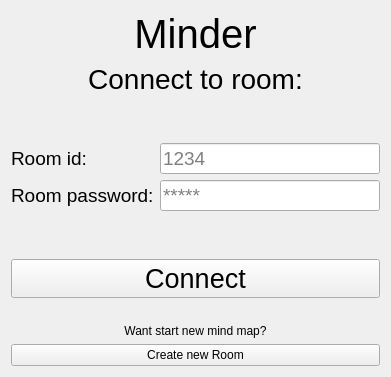
Before: the Qt Designer form client/MinderClient/libs/SessionConnectionWindow/SessionConnectionWindow.ui in LDK28/Minder, drawn with Qt 5.
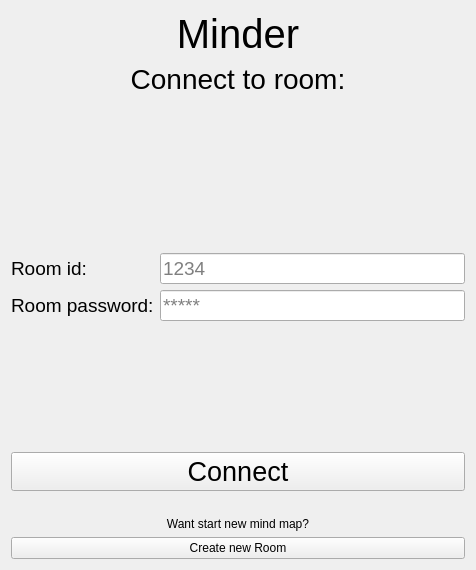
After: the same form once the commit is applied.

Commit message: Validation data error msgs to view added

```diff
--- a/client/MinderClient/libs/SessionConnectionWindow/SessionConnectionWindow.ui
+++ b/client/MinderClient/libs/SessionConnectionWindow/SessionConnectionWindow.ui
@@ -6,14 +6,14 @@
    <rect>
     <x>0</x>
     <y>0</y>
-    <width>391</width>
-    <height>377</height>
+    <width>476</width>
+    <height>570</height>
    </rect>
   </property>
   <property name="windowTitle">
    <string>Form</string>
   </property>
-  <layout class="QVBoxLayout" name="verticalLayout_2">
+  <layout class="QVBoxLayout" name="verticalLayout_3">
    <item>
     <widget class="QLabel" name="labelMinder">
      <property name="font">
@@ -61,6 +61,27 @@
     </spacer>
    </item>
    <item>
+    <layout class="QVBoxLayout" name="verticalLayout_2">
+     <item>
+      <widget class="QLabel" name="labelErrorMsg">
+       <property name="font">
+        <font>
+         <pointsize>13</pointsize>
+         <italic>true</italic>
+        </font>
+       </property>
+       <property name="text">
+        <string>&lt;error&gt;</string>
+       </property>
+       <property name="alignment">
+        <set>Qt::AlignCenter</set>
+       </property>
+       <property name="margin">
+        <number>5</number>
+       </property>
+      </widget>
+     </item>
+     <item>
     <layout class="QFormLayout" name="formLayout">
      <item row="0" column="0">
       <widget class="QLabel" name="labelSessionId">
@@ -124,6 +145,8 @@
         <string>*****</string>
        </property>
       </widget>
+       </item>
+      </layout>
      </item>
     </layout>
    </item>
```
Lines whose indentation alone changed are shown as unchanged. The commit also changes 18 other files.
